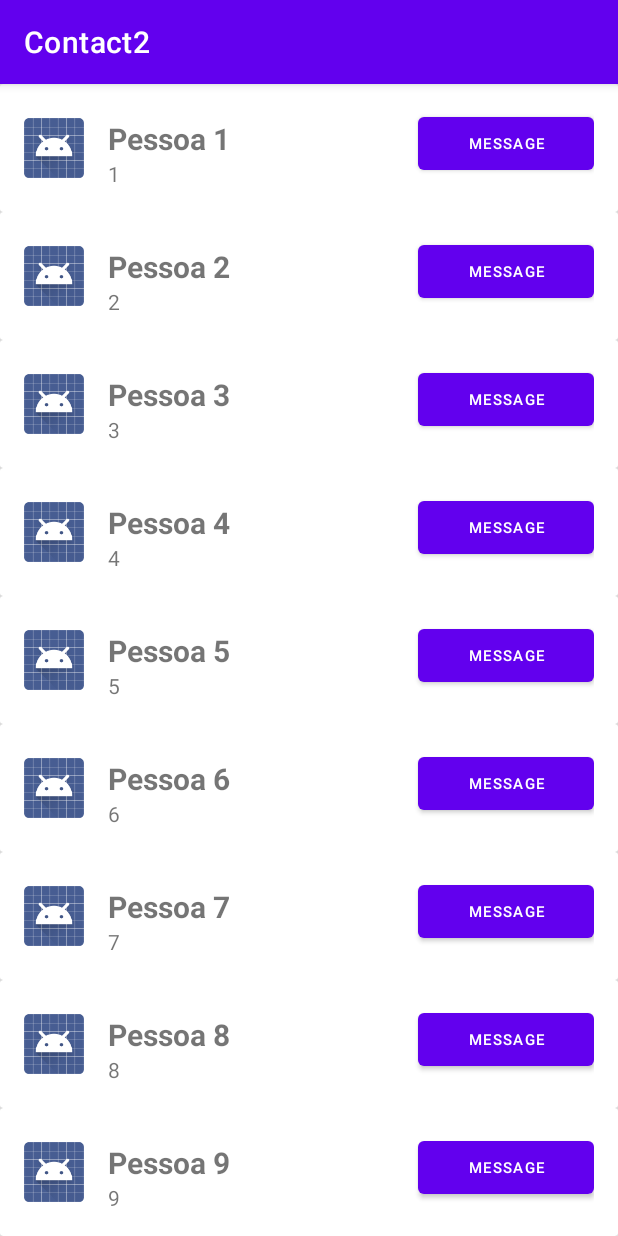
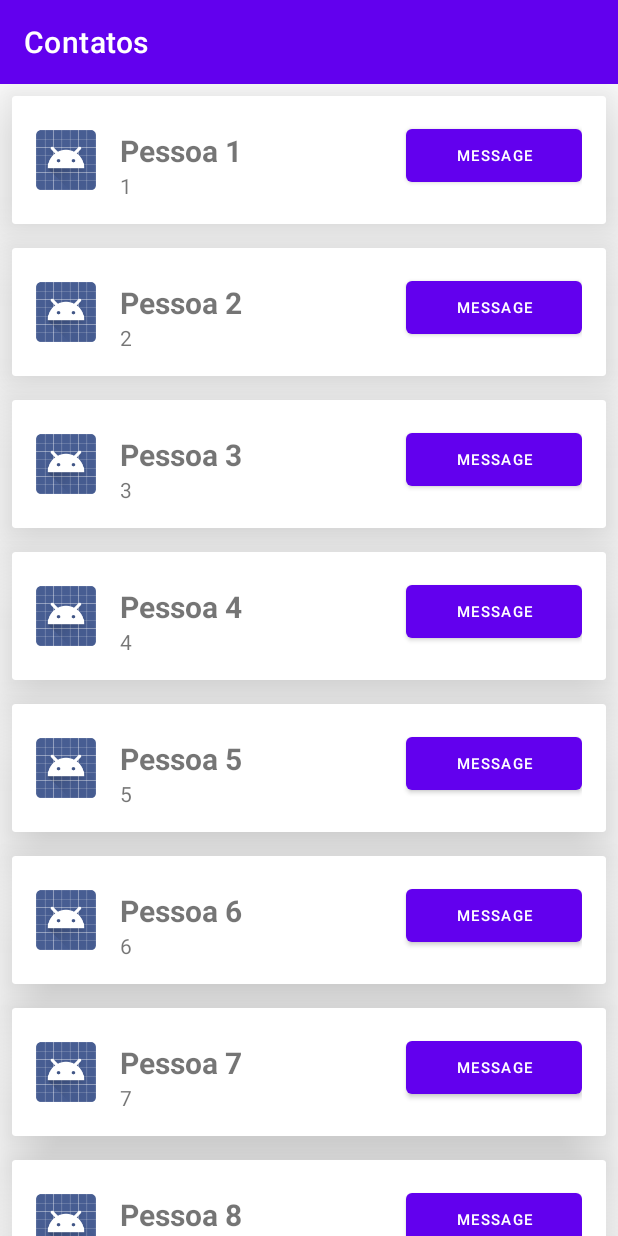
Before and after one commit to AdielFerreira/ContactList, an Android app: the screen it shows after launch (MainActivity), on a phone screen of 412 x 824 dp. Run offline under Robolectric (Android 15) with nearby library versions, the phone set to English and light mode, and no system bars.

Commit message:
Including drawer menu on the contact app. Testing some updates on the design of the .xml files.

```diff
--- a/app/build.gradle
+++ b/app/build.gradle
@@ -30,6 +30,9 @@ android {
     kotlinOptions {
         jvmTarget = '1.8'
     }
+    buildFeatures {
+        viewBinding true
+    }
 }
 
 dependencies {
@@ -40,6 +43,9 @@ dependencies {
     implementation 'com.google.android.material:material:1.3.0'
     implementation 'androidx.constraintlayout:constraintlayout:2.0.4'
     implementation 'androidx.recyclerview:recyclerview:1.1.0'
+    implementation 'androidx.drawerlayout:drawerlayout:1.1.1'
+    implementation 'androidx.navigation:navigation-fragment-ktx:2.3.5'
+    implementation 'androidx.navigation:navigation-ui-ktx:2.3.5'
     testImplementation 'junit:junit:4.+'
     androidTestImplementation 'androidx.test.ext:junit:1.1.2'
     androidTestImplementation 'androidx.test.espresso:espresso-core:3.3.0'
--- a/app/src/main/AndroidManifest.xml
+++ b/app/src/main/AndroidManifest.xml
@@ -9,6 +9,7 @@
         android:roundIcon="@mipmap/ic_launcher_round"
         android:supportsRtl="true"
         android:theme="@style/Theme.Contact2">
+
         <activity android:name=".MainActivity">
             <intent-filter>
                 <action android:name="android.intent.action.MAIN" />
@@ -16,6 +17,7 @@
                 <category android:name="android.intent.category.LAUNCHER" />
             </intent-filter>
         </activity>
+        <activity android:name=".detail_activity"/>
     </application>
 
 </manifest>
--- a/app/src/main/java/com/example/contact2/Contact.kt
+++ b/app/src/main/java/com/example/contact2/Contact.kt
@@ -1,4 +1,6 @@
 package com.example.contact2
+
+import android.content.Intent
 
 data class Contact(val name: String, val phone: String, val photo: String, val isOnline: Boolean) {
 
--- a/app/src/main/java/com/example/contact2/ContactsAdapter.kt
+++ b/app/src/main/java/com/example/contact2/ContactsAdapter.kt
@@ -20,10 +20,7 @@ class ContactsAdapter (private val mContacts: List<Contact>) : RecyclerView.Adap
 
     override fun onBindViewHolder(viewHolder: ContactsAdapter.ViewHolder, position: Int) {
         viewHolder.bind(mContacts[position])
-
-
         val contact: Contact = mContacts.get(position)
-
         var textView = viewHolder.nameTextView
         textView.setText(contact.name)
         textView = viewHolder.phoneTextView
@@ -33,11 +30,9 @@ class ContactsAdapter (private val mContacts: List<Contact>) : RecyclerView.Adap
         button.isEnabled = contact.isOnline
     }
 
-
     override fun getItemCount(): Int {
         return mContacts.size
     }
-
     class ViewHolder(listItemView: View) : RecyclerView.ViewHolder(listItemView) {
         val nameTextView = itemView.findViewById<TextView>(R.id.contact_name)
         val phoneTextView = itemView.findViewById<TextView>(R.id.contact_phone)
--- a/app/src/main/res/layout/activity_main.xml
+++ b/app/src/main/res/layout/activity_main.xml
@@ -4,13 +4,29 @@
     android:layout_width="match_parent"
     android:layout_height="match_parent">
 
+
+
+    <androidx.appcompat.widget.Toolbar
+        android:id="@+id/toolbar"
+        android:layout_width="match_parent"
+        android:layout_height="?attr/actionBarSize"
+        android:background="?attr/colorPrimary"
+        app:title="@string/app_name"
+        android:theme="@style/ThemeOverlay.AppCompat.Dark.ActionBar"
+        app:layout_constraintTop_toTopOf="parent"
+        app:layout_constraintStart_toStartOf="parent"
+        app:layout_constraintEnd_toEndOf="parent"
+        />
+
     <androidx.recyclerview.widget.RecyclerView
         android:id="@+id/rvContacts"
         android:layout_width="0dp"
         android:layout_height="0dp"
-        app:layout_constraintBottom_toBottomOf="parent"
+        app:layout_constraintTop_toBottomOf="@id/toolbar"
+        app:layout_constraintStart_toStartOf="parent"
         app:layout_constraintEnd_toEndOf="parent"
-        app:layout_constraintStart_toStartOf="parent"
-        app:layout_constraintTop_toTopOf="parent" />
+        app:layout_constraintBottom_toBottomOf="parent"/>
+
+
 
 </androidx.constraintlayout.widget.ConstraintLayout>
--- /dev/null
+++ b/app/src/main/res/layout/drawer_menu.xml
@@ -0,0 +1,18 @@
+<?xml version="1.0" encoding="utf-8"?>
+<androidx.drawerlayout.widget.DrawerLayout xmlns:android="http://schemas.android.com/apk/res/android"
+    android:id="@+id/drawer_layout"
+    android:layout_width="match_parent"
+    android:layout_height="match_parent"
+    xmlns:tools="http://schemas.android.com/tools"
+    tools:openDrawer="start"
+    xmlns:app="http://schemas.android.com/apk/res-auto">
+    <include layout="@layout/activity_main"/>
+
+    <com.google.android.material.navigation.NavigationView
+        android:id="@+id/nav_view"
+        android:layout_width="match_parent"
+        android:layout_height="match_parent"
+        android:layout_gravity="start"
+        app:menu="@menu/menu"/>
+
+</androidx.drawerlayout.widget.DrawerLayout>
--- a/app/src/main/res/layout/item_contact.xml
+++ b/app/src/main/res/layout/item_contact.xml
@@ -6,7 +6,11 @@
     android:layout_width="match_parent"
     android:layout_height="wrap_content"
     android:paddingTop="10dp"
-    android:paddingBottom="10dp">
+    android:paddingBottom="10dp"
+    app:cardElevation="30dp"
+    android:layout_margin="8dp">
+
+
     <androidx.constraintlayout.widget.ConstraintLayout
         android:layout_width="match_parent"
         android:layout_height="wrap_content"
@@ -51,6 +55,7 @@
 
         <Button
             android:id="@+id/message_button"
+            android:text="conversar"
             android:layout_width="117dp"
             android:layout_height="47dp"
             android:layout_marginStart="323dp"
--- /dev/null
+++ b/app/src/main/res/menu/menu.xml
@@ -0,0 +1,12 @@
+<?xml version="1.0" encoding="utf-8"?>
+<menu xmlns:android="http://schemas.android.com/apk/res/android">
+    <item android:id="@+id/item_menu1"
+        android:title="@string/menu_1"
+        />
+    <item android:id="@+id/item_menu2"
+        android:title="@string/menu_2"
+        />
+
+
+
+</menu>
--- a/app/src/main/res/values-night/themes.xml
+++ b/app/src/main/res/values-night/themes.xml
@@ -1,6 +1,6 @@
 <resources xmlns:tools="http://schemas.android.com/tools">
     <!-- Base application theme. -->
-    <style name="Theme.Contact2" parent="Theme.MaterialComponents.DayNight.DarkActionBar">
+    <style name="Theme.Contact2" parent="Theme.MaterialComponents.DayNight.NoActionBar">
         <!-- Primary brand color. -->
         <item name="colorPrimary">@color/purple_200</item>
         <item name="colorPrimaryVariant">@color/purple_700</item>
--- /dev/null
+++ b/app/src/main/res/values/dimens.xml
@@ -0,0 +1,3 @@
+<resources>
+    <dimen name="fab_margin">16dp</dimen>
+</resources>
--- a/app/src/main/res/values/strings.xml
+++ b/app/src/main/res/values/strings.xml
@@ -1,3 +1,20 @@
 <resources>
-    <string name="app_name">Contact2</string>
+    <string name="app_name">Contatos</string>
+
+    <string name="menu_1">Cadastrar Contato</string>
+    <string name="menu_2">Configurações</string>
+    <string name="input_name">input_name</string>
+    <string name="input_phone">input_phone</string>
+
+    <string name="open_drawer">abrir menu</string>
+    <string name="close_drawer">fechar menu</string>
+    <string name="title_activity_contact_detail">contact_detail</string>
+    <!-- Strings used for fragments for navigation -->
+    <string name="first_fragment_label">First Fragment</string>
+    <string name="second_fragment_label">Second Fragment</string>
+    <string name="next">Next</string>
+    <string name="previous">Previous</string>
+
+    <string name="hello_first_fragment">Hello first fragment</string>
+    <string name="hello_second_fragment">Hello second fragment. Arg: %1$s</string>
 </resources>
--- a/app/src/main/res/values/themes.xml
+++ b/app/src/main/res/values/themes.xml
@@ -1,6 +1,6 @@
 <resources xmlns:tools="http://schemas.android.com/tools">
     <!-- Base application theme. -->
-    <style name="Theme.Contact2" parent="Theme.MaterialComponents.DayNight.DarkActionBar">
+    <style name="Theme.Contact2" parent="Theme.MaterialComponents.DayNight.NoActionBar">
         <!-- Primary brand color. -->
         <item name="colorPrimary">@color/purple_500</item>
         <item name="colorPrimaryVariant">@color/purple_700</item>
@@ -13,4 +13,13 @@
         <item name="android:statusBarColor" tools:targetApi="l">?attr/colorPrimaryVariant</item>
         <!-- Customize your theme here. -->
     </style>
+
+    <style name="Theme.Contact2.NoActionBar">
+        <item name="windowActionBar">false</item>
+        <item name="windowNoTitle">true</item>
+    </style>
+
+    <style name="Theme.Contact2.AppBarOverlay" parent="ThemeOverlay.AppCompat.Dark.ActionBar" />
+
+    <style name="Theme.Contact2.PopupOverlay" parent="ThemeOverlay.AppCompat.Light" />
 </resources>
```
Also changed, not shown: app/src/main/java/com/example/contact2/ClickItemContactListenner.kt (added, +7 -0 lines), app/src/main/java/com/example/contact2/MainActivity.kt (+54 -7 lines), app/src/main/java/com/example/contact2/detail_activity.kt (added, +12 -0 lines), app/src/main/res/layout/contact_add.xml (added, +72 -0 lines), app/src/main/res/navigation/nav_graph.xml (added, +28 -0 lines).
